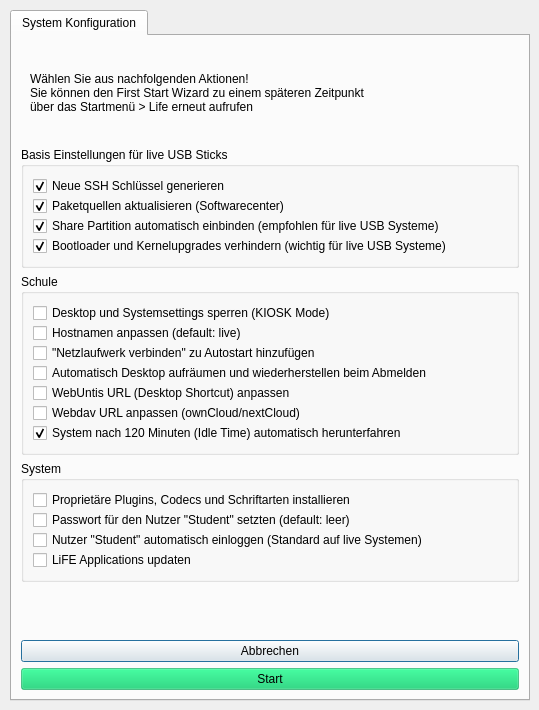
Qt form firststart.ui (valueerrorx/life-firststart) before a commit.
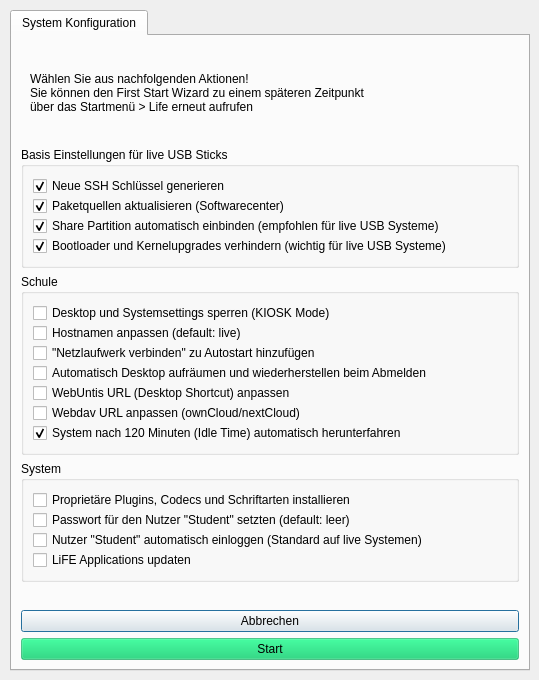
The same form after that commit. Icons and pictures are not drawn.

The edit to the form file:
```diff
--- a/firststart.ui
+++ b/firststart.ui
@@ -8,7 +8,7 @@
     <x>0</x>
     <y>0</y>
     <width>539</width>
-    <height>710</height>
+    <height>680</height>
    </rect>
   </property>
   <property name="sizePolicy">
@@ -35,7 +35,7 @@
      <x>10</x>
      <y>10</y>
      <width>520</width>
-     <height>691</height>
+     <height>661</height>
     </rect>
    </property>
    <property name="minimumSize">
```
Left out of the diff: 2 changed lines with no effect on the pictures.
